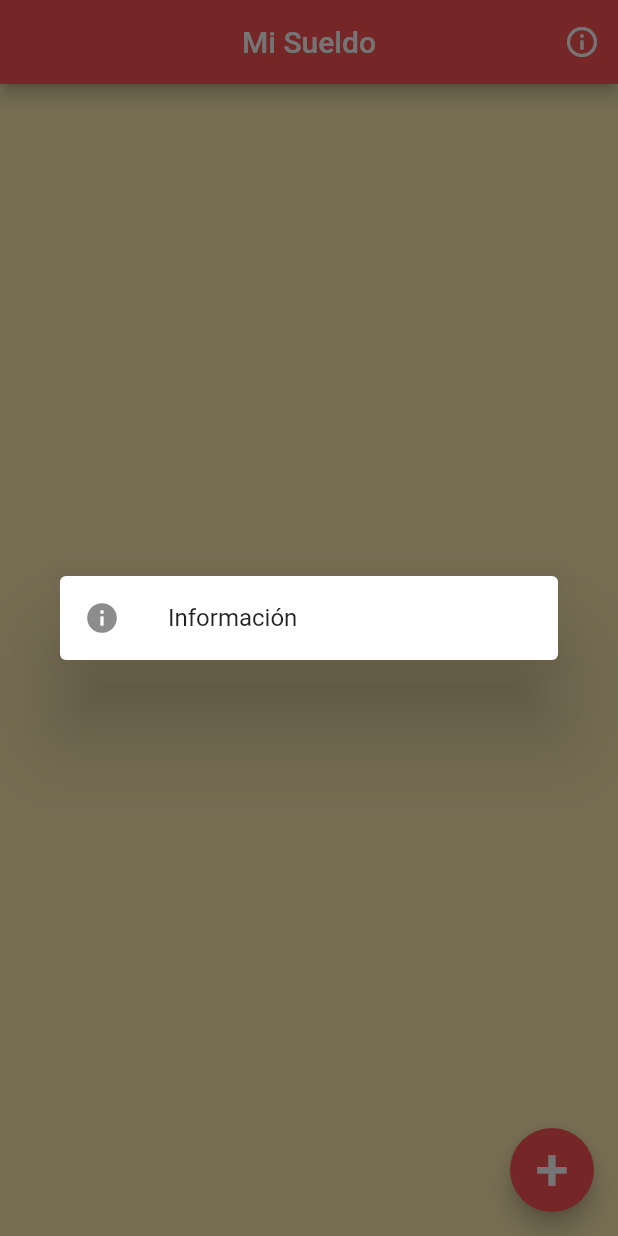
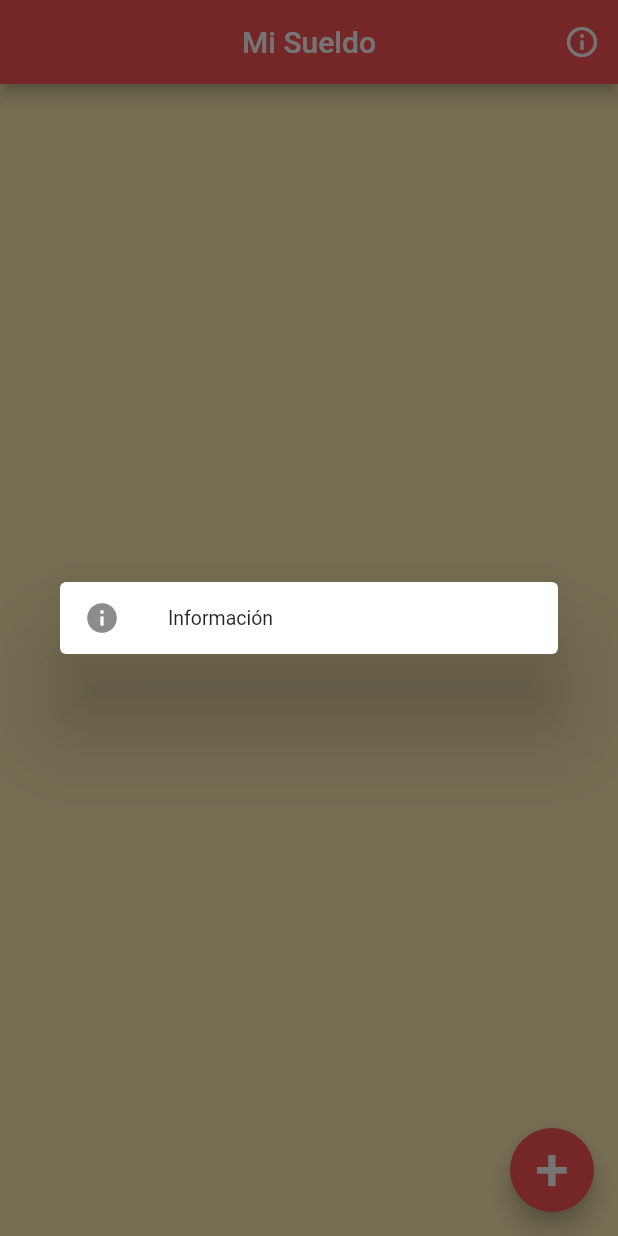
Before and after one commit to ExequielGonzalez/my_salary, a Flutter app: the screen it shows after launch, after a tap on the "info outline" icon, on a phone screen of 412 x 824 dp. Run offline on Flutter 3.47's test engine with Material 2 defaults, Android fonts, the phone set to English and light mode, and no system bars; our stand-ins replace flutter_spinkit, hive; accounts and stored records are empty; generated files the repository leaves out were written again.

Commit message:
corregido bug visual en el About

```diff
--- a/lib/main.dart
+++ b/lib/main.dart
@@ -2,6 +2,7 @@
 //TODO:El Dialog de About no tiene que tener pixeles
 //TODO: Agregar pantalla emergente con ayuda para la aplicacion
 //TODO: que cuando se cierre la aplicacion siga contando
+//TODO:usar los metodos de hourToSeconds para calcular el tiempo transcurrido aunque la app este cerrada
 //TODO: Cuando creas un nuevo Salary, te mande directamente a la pagina month
 //TODO:poder actualziar la DB en month
 //TODO: Dark mode
--- a/lib/pages/home.dart
+++ b/lib/pages/home.dart
@@ -242,6 +242,7 @@ class _HomeState extends State<Home> {
       builder: (BuildContext context) {
         return Dialog(
           child: AboutListTile(
+            dense: true,
             icon: Icon(Icons.info),
             child: Text("Información"),
             aboutBoxChildren: <Widget>[
@@ -250,7 +251,8 @@ class _HomeState extends State<Home> {
             ],
             applicationIcon: Image.asset(
               'assets/logo.png',
-              width: 150,
+              fit: BoxFit.contain,
+              width: 100,
             ),
             applicationLegalese: '© 2020 All rights reserved',
             applicationName: "Mi sueldo",
--- a/lib/pages/month.dart
+++ b/lib/pages/month.dart
@@ -44,6 +44,7 @@ class _MonthState extends State<Month> {
     return WillPopScope(
       onWillPop: () {}, //el boton back no hace nada
       child: Scaffold(
+          resizeToAvoidBottomInset: false,
           backgroundColor: Colors.amber[100],
           appBar: AppBar(
               title: Text('${currentSalary.title}'),
--- a/lib/services/dailySalary.dart
+++ b/lib/services/dailySalary.dart
@@ -21,9 +21,7 @@ class DailySalary extends Salary {
   double currentSalary = 0; //!
   @HiveField(12)
   int secondsWorked = 0; //!
-  @HiveField(13)
   Timer _internalTimer;
-  @HiveField(14)
   MyTimer _timer;
   @HiveField(15)
   bool isFinished = false;
--- a/pubspec.yaml
+++ b/pubspec.yaml
@@ -23,7 +23,7 @@ dependencies:
   intl: ^0.16.1
   hive: ^1.3.0
   hive_flutter: ^0.3.0+1
-  path_provider: ^1.5.1
+  path_provider: ^1.6.0
 
   # The following adds the Cupertino Icons font to your application.
   # Use with the CupertinoIcons class for iOS style icons.
```
Also changed, not shown: lib/services/dailySalary.g.dart, pubspec.lock.
